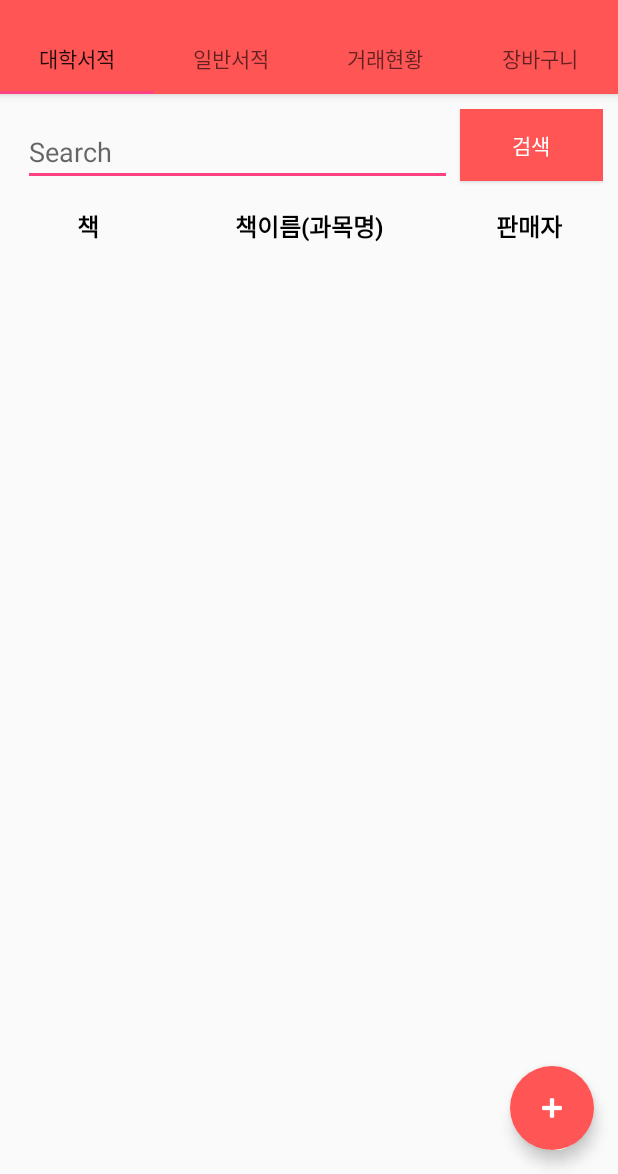
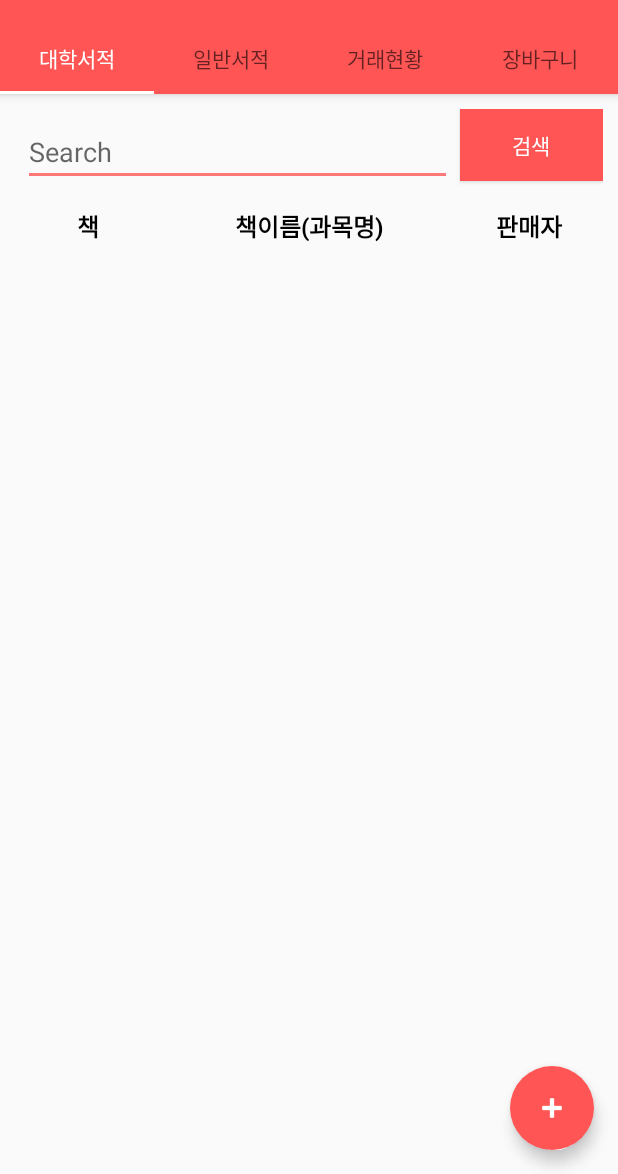
Before and after one commit to MoonSlime/ReBook, an Android app: the MainActivity screen opened directly, with no data from a screen before it, on a phone screen of 412 x 824 dp, the part 62-1236 px from its top. Run offline under Robolectric (Android 15) with nearby library versions, the phone set to English and light mode, and no system bars; our stand-ins replace Firebase (no records; nobody signed in at launch, a user with empty details on screens opened directly).

Commit message:
ui 수정

```diff
--- a/app/src/main/res/layout/activity_bar.xml
+++ b/app/src/main/res/layout/activity_bar.xml
@@ -23,7 +23,7 @@
                 android:layout_width="match_parent"
                 android:layout_height="?attr/actionBarSize"
                 android:background="#f55"
-                app:popupTheme="@style/AppTheme.PopupOverlay" />
+                app:popupTheme="@style/AppTheme.AppBarOverlay" />
 
         </android.support.design.widget.AppBarLayout>
 
@@ -36,7 +36,8 @@
             <android.support.design.widget.TabLayout
                 android:id="@+id/tabs"
                 android:layout_width="match_parent"
-                android:layout_height="wrap_content" />
+                android:layout_height="wrap_content"
+                style="@style/MyCustomTabLayout"/>
 
         </android.support.design.widget.AppBarLayout>
 
--- a/app/src/main/res/values/colors.xml
+++ b/app/src/main/res/values/colors.xml
@@ -5,4 +5,5 @@
     <color name="colorAccent">#FF4081</color>
     <color name="colorTitle">#f55</color>
     <color name="colorSub">#f77</color>
+    <color name="white">#fff</color>
 </resources>
--- a/app/src/main/res/values/styles.xml
+++ b/app/src/main/res/values/styles.xml
@@ -2,10 +2,9 @@
 
     <!-- Base application theme. -->
     <style name="AppTheme" parent="Theme.AppCompat.Light.DarkActionBar">
-        <!-- Customize your theme here. -->
         <item name="colorPrimary">@color/colorPrimary</item>
         <item name="colorPrimaryDark">@color/colorPrimaryDark</item>
-        <item name="colorAccent">@color/colorAccent</item>
+        <item name="colorAccent">@color/colorSub</item>
 
         <item name="windowNoTitle">true</item>
     </style>
@@ -17,6 +16,10 @@
 
     <style name="AppTheme.AppBarOverlay" parent="ThemeOverlay.AppCompat.Dark.ActionBar" />
 
-    <style name="AppTheme.PopupOverlay" parent="ThemeOverlay.AppCompat.Light" />
+    <style name="AppTheme.PopupOverlay" parent="ThemeOverlay.AppCompat.Light" ></style>
 
+    <style name="MyCustomTabLayout" parent="Widget.Design.TabLayout">
+        <item name="tabSelectedTextColor">@color/white</item>
+        <item name="tabIndicatorColor">@color/white</item>
+    </style>
 </resources>
```
